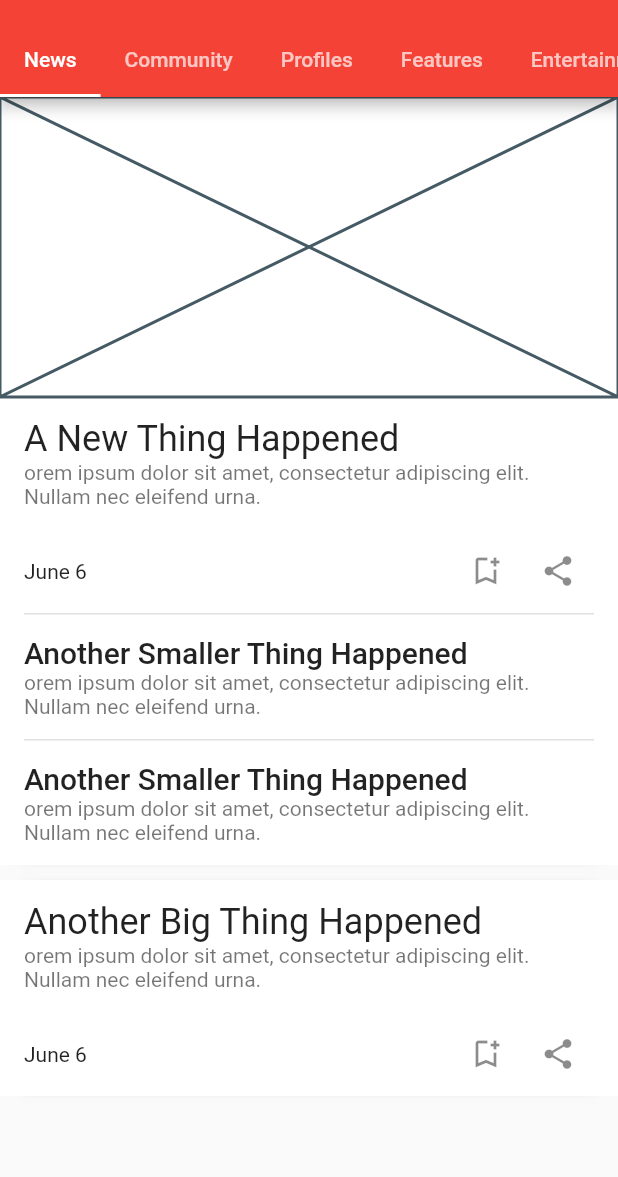
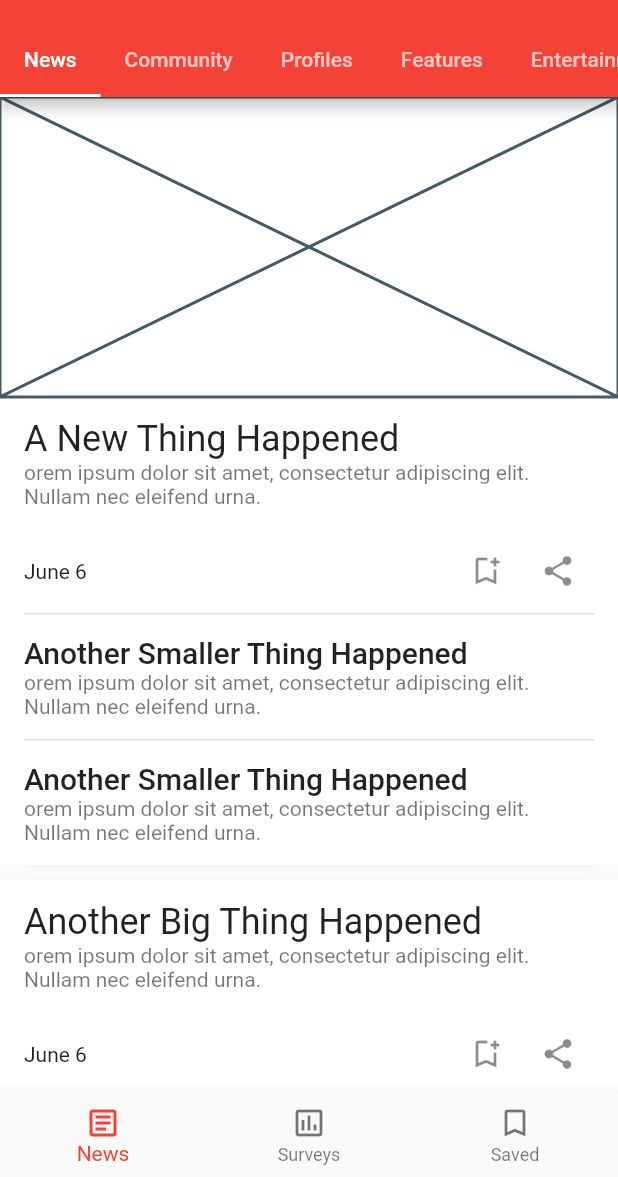
Before and after one commit to CentralTimes/centraltimes_app, a Flutter app: the screen it shows after launch, on a phone screen of 412 x 824 dp, the part 59-1236 px from its top. Run offline on Flutter 3.47's test engine with Material 2 defaults, Android fonts, the phone set to English and light mode, and no system bars.

Commit message:
added nav bar

```diff
--- a/lib/views/home.dart
+++ b/lib/views/home.dart
@@ -1,3 +1,4 @@
+import 'package:app/widgets/bottom-nav-bar.dart';
 import 'package:app/widgets/drawer.dart';
 import 'package:app/widgets/news-card.dart';
 import 'package:app/widgets/search.dart';
@@ -94,6 +95,7 @@ class HomeView extends StatelessWidget {
           Container(),
           Container(),
         ]),
+        bottomNavigationBar: BottomNavAppBar(),
       ),
     );
   }
--- /dev/null
+++ b/lib/widgets/bottom-nav-bar.dart
@@ -0,0 +1,13 @@
+import 'package:flutter/material.dart';
+
+class BottomNavAppBar extends StatelessWidget {
+  @override
+  Widget build(BuildContext context) {
+    return BottomNavigationBar(items: [
+      BottomNavigationBarItem(icon: Icon(Icons.article_outlined), label: "News"),
+      BottomNavigationBarItem(icon: Icon(Icons.poll_outlined), label: "Surveys"),
+      BottomNavigationBarItem(icon: Icon(Icons.bookmark_outline), label: "Saved"),
+    ]
+    );
+  }
+}
```
